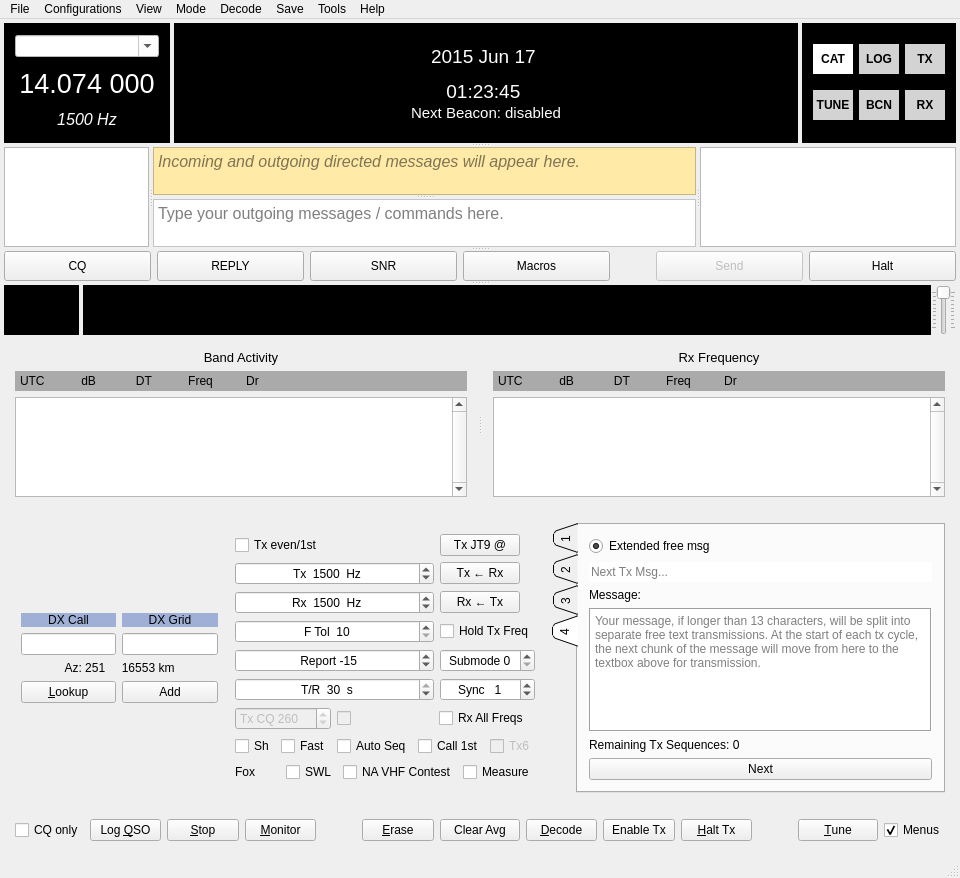
First picture: the form in mainwindow.ui, repository qcmiao1998/js8call, before the edit.
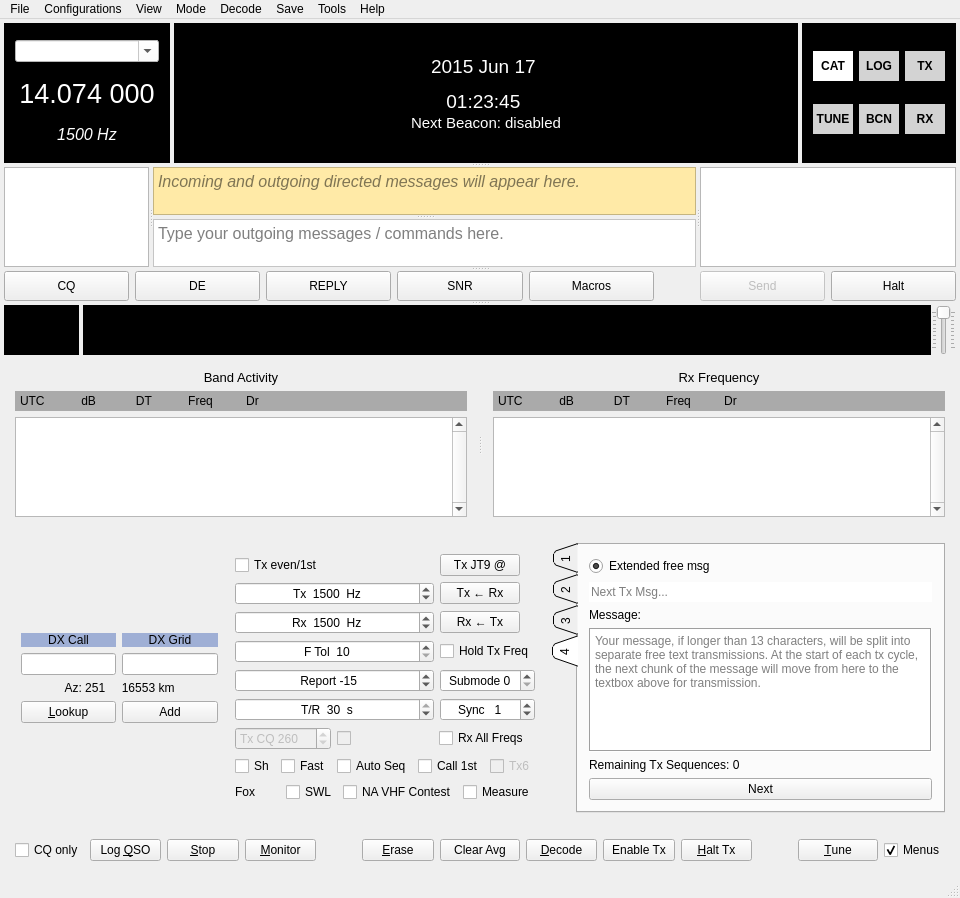
Second picture: the form after the edit. Custom widgets are drawn as their Qt base class.

Commit message: Cache calls for easier display

The edit to the form file:
```diff
--- a/mainwindow.ui
+++ b/mainwindow.ui
@@ -60,7 +60,7 @@
        <property name="minimumSize">
         <size>
          <width>0</width>
-         <height>120</height>
+         <height>140</height>
         </size>
        </property>
        <property name="maximumSize">
@@ -966,7 +966,7 @@
           </property>
          </widget>
         </item>
-        <item row="1" column="1">
+        <item row="1" column="2">
          <widget class="QPushButton" name="replyMacroButton">
           <property name="minimumSize">
            <size>
@@ -979,20 +979,60 @@
           </property>
          </widget>
         </item>
-        <item row="1" column="2">
-         <widget class="QPushButton" name="snrMacroButton">
+        <item row="1" column="6">
+         <widget class="QPushButton" name="startTxButton">
+          <property name="enabled">
+           <bool>false</bool>
+          </property>
           <property name="minimumSize">
            <size>
             <width>0</width>
             <height>30</height>
            </size>
           </property>
+          <property name="styleSheet">
+           <string notr="true">QPushButton:checked {
+background-color: #00ff00;
+}
+QPushButton[transmitting=&quot;true&quot;]{
+background:yellow;
+}</string>
+          </property>
           <property name="text">
-           <string>SNR</string>
+           <string>Send</string>
+          </property>
+          <property name="checkable">
+           <bool>true</bool>
           </property>
          </widget>
         </item>
         <item row="1" column="4">
+         <widget class="QPushButton" name="macrosMacroButton">
+          <property name="minimumSize">
+           <size>
+            <width>0</width>
+            <height>30</height>
+           </size>
+          </property>
+          <property name="text">
+           <string>Macros</string>
+          </property>
+         </widget>
+        </item>
+        <item row="1" column="7">
+         <widget class="QPushButton" name="stopTxButton">
+          <property name="minimumSize">
+           <size>
+            <width>0</width>
+            <height>30</height>
+           </size>
+          </property>
+          <property name="text">
+           <string>Halt</string>
+          </property>
+         </widget>
+        </item>
+        <item row="1" column="5">
          <spacer name="horizontalSpacer_5">
           <property name="orientation">
            <enum>Qt::Horizontal</enum>
@@ -1008,21 +1048,8 @@
           </property>
          </spacer>
         </item>
-        <item row="1" column="6">
-         <widget class="QPushButton" name="stopTxButton">
-          <property name="minimumSize">
-           <size>
-            <width>0</width>
-            <height>30</height>
-           </size>
-          </property>
-          <property name="text">
-           <string>Halt</string>
-          </property>
-         </widget>
-        </item>
         <item row="1" column="3">
-         <widget class="QPushButton" name="macrosMacroButton">
+         <widget class="QPushButton" name="snrMacroButton">
           <property name="minimumSize">
            <size>
             <width>0</width>
@@ -1030,34 +1057,20 @@
            </size>
           </property>
           <property name="text">
-           <string>Macros</string>
+           <string>SNR</string>
           </property>
          </widget>
         </item>
-        <item row="1" column="5">
-         <widget class="QPushButton" name="startTxButton">
-          <property name="enabled">
-           <bool>false</bool>
-          </property>
+        <item row="1" column="1">
+         <widget class="QPushButton" name="deMacroButton">
           <property name="minimumSize">
            <size>
             <width>0</width>
             <height>30</height>
            </size>
           </property>
-          <property name="styleSheet">
-           <string notr="true">QPushButton:checked {
-background-color: #00ff00;
-}
-QPushButton[transmitting=&quot;true&quot;]{
-background:yellow;
-}</string>
-          </property>
           <property name="text">
-           <string>Send</string>
-          </property>
-          <property name="checkable">
-           <bool>true</bool>
+           <string>DE</string>
           </property>
          </widget>
         </item>
```
The commit also changes 2 other files.
